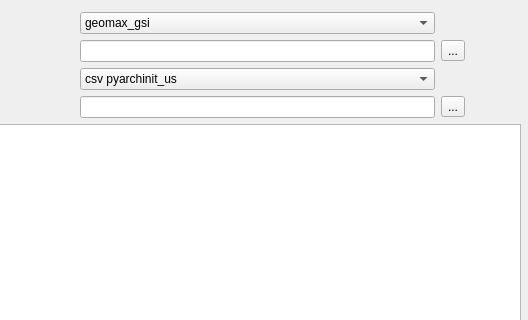
Above: gui/ui/Tops2pyarchinit.ui from pyarchinit/pyarchinit before the change; both pictures show x 112 to 640 and y 0 to 320 of the 640 by 852 pixel window. Below: the same form after it.
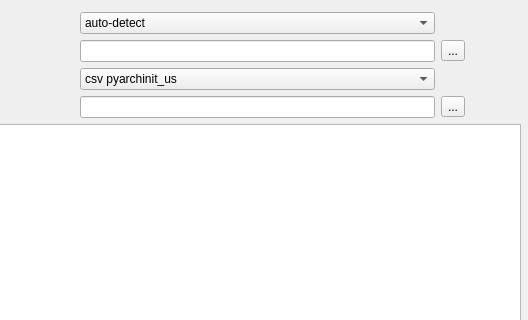
That is the form after the change.

What changed in the file:
```diff
--- a/gui/ui/Tops2pyarchinit.ui
+++ b/gui/ui/Tops2pyarchinit.ui
@@ -60,6 +60,16 @@
     </item>
     <item row="0" column="1" colspan="2">
      <widget class="QComboBox" name="comboBox_format">
+      <item>
+       <property name="text">
+        <string>auto-detect</string>
+       </property>
+      </item>
+      <item>
+       <property name="text">
+        <string>carlson_rw5</string>
+       </property>
+      </item>
       <item>
        <property name="text">
         <string>geomax_gsi</string>
```
Left out of the diff: 83 changed lines with no effect on the pictures.
